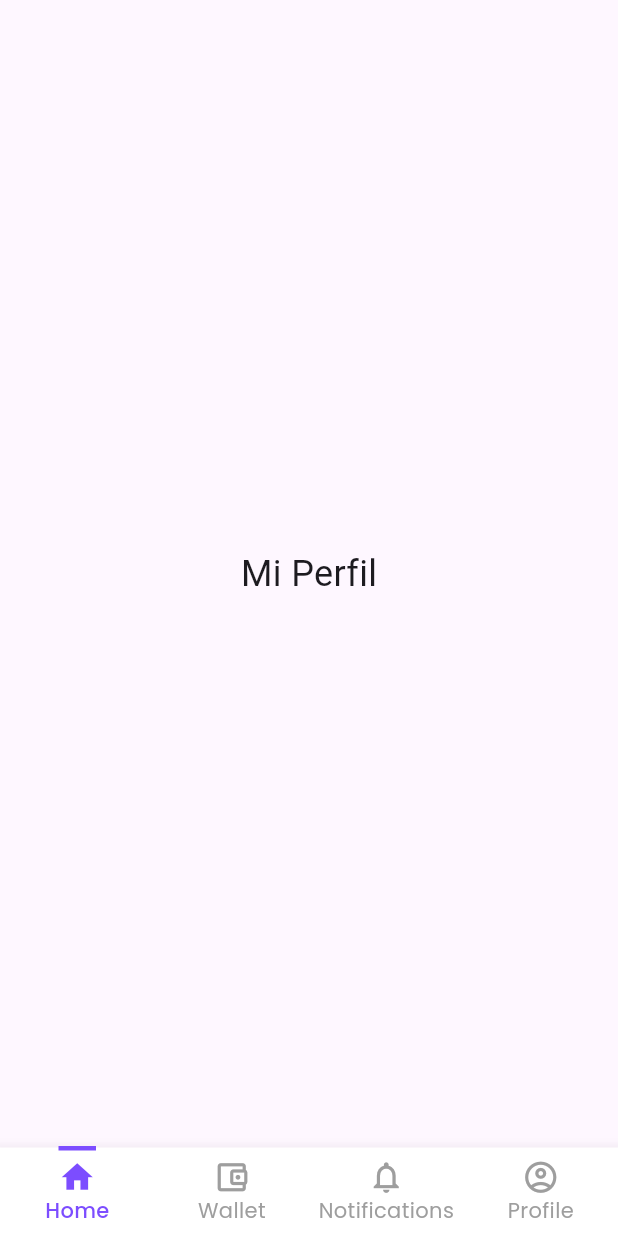
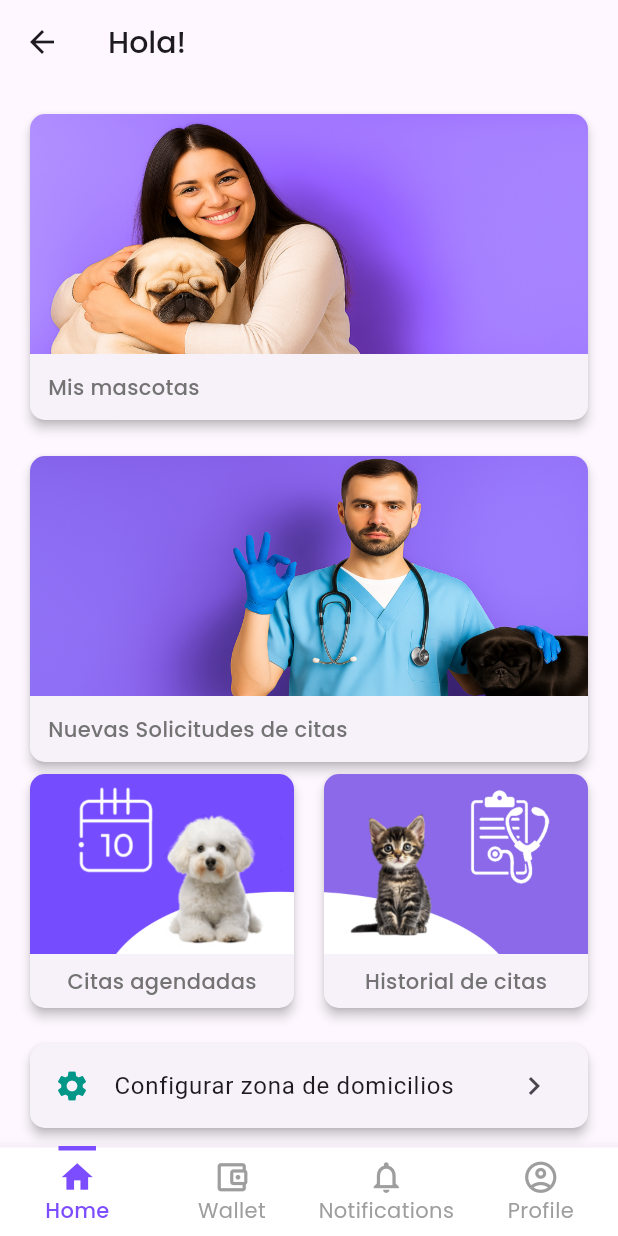
Before and after one commit to jhuidobro-strategtic/VetApp, a Flutter app: the HomeScreen screen opened by its route, on a phone screen of 412 x 824 dp. Run offline on Flutter 3.47's test engine with Material 3 defaults, Android fonts, the phone set to English and light mode, and no system bars; our stand-ins replace google_fonts.

Commit message:
login + screens
login + screens

```diff
--- /dev/null
+++ b/lib/screens/home_content.dart
@@ -0,0 +1,238 @@
+import 'package:flutter/material.dart';
+import 'package:google_fonts/google_fonts.dart';
+import 'package:mobile_vet_app/screens/pets_screen.dart';
+
+class HomeContent extends StatelessWidget {
+  const HomeContent({super.key});
+
+  @override
+  Widget build(BuildContext context) {
+    final userName = ModalRoute.of(context)!.settings.arguments as String?;
+    return Scaffold(
+      appBar: AppBar(
+        title: Text(
+          userName != null ? "¡Hola, $userName!" : "Hola!",
+          style: GoogleFonts.poppins(fontSize: 20, fontWeight: FontWeight.w500),
+        ),
+        //backgroundColor: Colors.deepPurpleAccent,
+      ),
+      body: SafeArea(
+        child: SingleChildScrollView(
+          padding: const EdgeInsets.all(16),
+          child: Column(
+            children: [
+              // Card grande
+              GestureDetector(
+                onTap: () {
+                  // Ir a Citas
+                  /*
+                ScaffoldMessenger.of(
+                  context,
+                ).showSnackBar(const SnackBar(content: Text("Ir a Citas")));
+                */
+                  Navigator.push(
+                    context,
+                    MaterialPageRoute(builder: (_) => const PetsScreen()),
+                  );
+                },
+                child: Card(
+                  shape: RoundedRectangleBorder(
+                    borderRadius: BorderRadius.circular(10),
+                  ),
+                  elevation: 3,
+                  child: ClipRRect(
+                    borderRadius: BorderRadius.circular(10),
+                    child: Column(
+                      crossAxisAlignment: CrossAxisAlignment.start,
+                      children: [
+                        Image.asset(
+                          "assets/images/img1.png",
+                          width: double.infinity,
+                          height: 160,
+                          fit: BoxFit.cover,
+                        ),
+                        Padding(
+                          padding: EdgeInsets.all(12.0),
+                          child: Text(
+                            "Mis mascotas",
+                            style: GoogleFonts.poppins(
+                              fontSize: 14,
+                              fontWeight: FontWeight.w500,
+                              color: const Color.fromARGB(255, 115, 115, 115),
+                            ),
+                          ),
+                        ),
+                      ],
+                    ),
+                  ),
+                ),
+              ),
+              const SizedBox(height: 16),
+
+              GestureDetector(
+                onTap: () {
+                  // Ir a Citas
+                  ScaffoldMessenger.of(
+                    context,
+                  ).showSnackBar(const SnackBar(content: Text("Ir a Citas")));
+                },
+                child: Card(
+                  shape: RoundedRectangleBorder(
+                    borderRadius: BorderRadius.circular(10),
+                  ),
+                  elevation: 3,
+                  child: ClipRRect(
+                    borderRadius: BorderRadius.circular(10),
+                    child: Column(
+                      crossAxisAlignment: CrossAxisAlignment.start,
+                      children: [
+                        Image.asset(
+                          "assets/images/img2.png",
+                          width: double.infinity,
+                          height: 160,
+                          fit: BoxFit.cover,
+                        ),
+                        Padding(
+                          padding: EdgeInsets.all(12.0),
+                          child: Text(
+                            "Nuevas Solicitudes de citas",
+                            style: GoogleFonts.poppins(
+                              fontSize: 14,
+                              fontWeight: FontWeight.w500,
+                              color: const Color.fromARGB(255, 115, 115, 115),
+                            ),
+                          ),
+                        ),
+                      ],
+                    ),
+                  ),
+                ),
+              ),
+
+              // Cards pequeños (en Row)
+              Row(
+                children: [
+                  Expanded(
+                    child: GestureDetector(
+                      onTap: () {
+                        ScaffoldMessenger.of(context).showSnackBar(
+                          const SnackBar(content: Text("Ir a Agenda")),
+                        );
+                      },
+                      child: Card(
+                        shape: RoundedRectangleBorder(
+                          borderRadius: BorderRadius.circular(10),
+                        ),
+                        elevation: 3,
+                        child: Column(
+                          children: [
+                            ClipRRect(
+                              borderRadius: const BorderRadius.vertical(
+                                top: Radius.circular(10),
+                              ),
+                              child: Image.asset(
+                                "assets/images/img3.png",
+                                height: 120,
+                                width: double.infinity,
+                                fit: BoxFit.cover,
+                              ),
+                            ),
+                            Padding(
+                              padding: EdgeInsets.all(8.0),
+                              child: Text(
+                                "Citas agendadas",
+                                style: GoogleFonts.poppins(
+                                  fontSize: 14,
+                                  fontWeight: FontWeight.w500,
+                                  color: const Color.fromARGB(
+                                    255,
+                                    115,
+                                    115,
+                                    115,
+                                  ),
+                                ),
+                              ),
+                            ),
+                          ],
+                        ),
+                      ),
+                    ),
+                  ),
+                  const SizedBox(width: 12),
+                  Expanded(
+                    child: GestureDetector(
+                      onTap: () {
+                        ScaffoldMessenger.of(context).showSnackBar(
+                          const SnackBar(content: Text("Ir a Historial")),
+                        );
+                      },
+                      child: Card(
+                        shape: RoundedRectangleBorder(
+                          borderRadius: BorderRadius.circular(10),
+                        ),
+                        elevation: 3,
+                        child: Column(
+                          children: [
+                            ClipRRect(
+                              borderRadius: const BorderRadius.vertical(
+                                top: Radius.circular(10),
+                              ),
+                              child: Image.asset(
+                                "assets/images/img4.png",
+                                height: 120,
+                                width: double.infinity,
+                                fit: BoxFit.cover,
+                              ),
+                            ),
+                            Padding(
+                              padding: EdgeInsets.all(8.0),
+                              child: Text(
+                                "Historial de citas",
+                                style: GoogleFonts.poppins(
+                                  fontSize: 14,
+                                  fontWeight: FontWeight.w500,
+                                  color: const Color.fromARGB(
+                                    255,
+                                    115,
+                                    115,
+                                    115,
+                                  ),
+                                ),
+                              ),
+                            ),
+                          ],
+                        ),
+                      ),
+                    ),
+                  ),
+                ],
+              ),
+
+              const SizedBox(height: 16),
+
+              // Card adicional inferior
+              GestureDetector(
+                onTap: () {
+                  ScaffoldMessenger.of(context).showSnackBar(
+                    const SnackBar(content: Text("Ir a Configuración")),
+                  );
+                },
+                child: Card(
+                  shape: RoundedRectangleBorder(
+                    borderRadius: BorderRadius.circular(10),
+                  ),
+                  elevation: 3,
+                  child: ListTile(
+                    leading: const Icon(Icons.settings, color: Colors.teal),
+                    title: const Text("Configurar zona de domicilios"),
+                    trailing: const Icon(Icons.chevron_right),
+                  ),
+                ),
+              ),
+            ],
+          ),
+        ),
+      ),
+    );
+  }
+}
--- a/lib/screens/home_screen.dart
+++ b/lib/screens/home_screen.dart
@@ -1,5 +1,6 @@
 import 'package:flutter/material.dart';
 import 'package:google_fonts/google_fonts.dart';
+import 'package:mobile_vet_app/screens/home_content.dart';
 import 'profile_screen.dart';
 import 'citas_screen.dart';
 import 'historia_screen.dart';
@@ -16,7 +17,8 @@ class _HomeScreenState extends State<HomeScreen> {
   int _currentIndex = 0;
 
   final List<Widget> _pages = const [
-    ProfileScreen(),
+    //ProfileScreen(),
+    HomeContent(),
     CitasScreen(),
     HistoriaScreen(),
     LugaresScreen(),
--- a/lib/screens/splash_screen.dart
+++ b/lib/screens/splash_screen.dart
@@ -46,7 +46,7 @@ class _SplashScreenState extends State<SplashScreen>
           color: Colors.white, // fondo blanco detrás de la imagen
           child: Center(
             child: Image.asset(
-              "assets/images/logo.png",
+              "assets/images/logo_vetapp_oficial.png",
               fit: BoxFit.contain, // mantiene proporciones
               width:
                   MediaQuery.of(context).size.width *
```
Also changed, not shown: lib/screens/login_screen.dart (+62 -16 lines), lib/screens/pets_screen.dart (added, +136 -0 lines), pubspec.yaml (+9 -0 lines), assets/images/dog1.jpg (added), assets/images/dog2.jpg (added), assets/images/dog3.jpg (added), assets/images/img1.png (added), assets/images/img2.png (added), assets/images/img3.png (added), assets/images/img4.png (added), assets/images/logo_vetapp_oficial.png (added), pubspec.lock, 3 other files.
